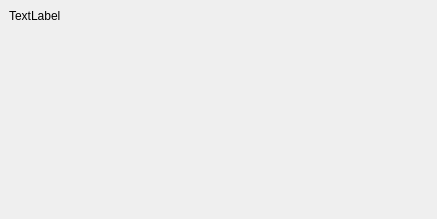
Old version of the form ui/popup_post.ui in the repository xfgryujk/ReadTheWeibo.
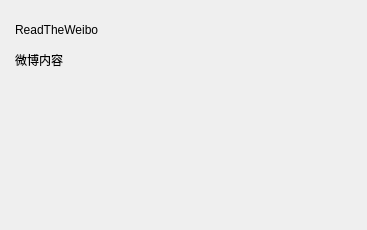
New version of the form. Icons and pictures are not drawn.

```diff
--- a/ui/popup_post.ui
+++ b/ui/popup_post.ui
@@ -2,26 +2,130 @@
 <ui version="4.0">
  <class>PopupPost</class>
  <widget class="QMainWindow" name="PopupPost">
+  <property name="enabled">
+   <bool>true</bool>
+  </property>
   <property name="geometry">
    <rect>
     <x>0</x>
     <y>0</y>
-    <width>437</width>
-    <height>219</height>
+    <width>367</width>
+    <height>230</height>
    </rect>
   </property>
   <property name="windowTitle">
    <string/>
   </property>
   <property name="windowOpacity">
-   <double>1.000000000000000</double>
+   <double>0.000000000000000</double>
+  </property>
+  <property name="autoFillBackground">
+   <bool>false</bool>
+  </property>
+  <property name="styleSheet">
+   <string notr="true">#centralwidget {
+    border-image: url(:/image/bg.png) 30 repeat;
+    border: 30;
+}
+</string>
   </property>
   <widget class="QWidget" name="centralwidget">
    <layout class="QVBoxLayout" name="verticalLayout">
+    <property name="leftMargin">
+     <number>15</number>
+    </property>
+    <property name="topMargin">
+     <number>15</number>
+    </property>
+    <property name="rightMargin">
+     <number>15</number>
+    </property>
+    <property name="bottomMargin">
+     <number>15</number>
+    </property>
     <item>
-     <widget class="QLabel" name="label">
+     <layout class="QHBoxLayout" name="horizontalLayout">
+      <property name="spacing">
+       <number>7</number>
+      </property>
+      <property name="sizeConstraint">
+       <enum>QLayout::SetDefaultConstraint</enum>
+      </property>
+      <property name="topMargin">
+       <number>0</number>
+      </property>
+      <item>
+       <widget class="QLabel" name="label">
+        <property name="text">
+         <string>ReadTheWeibo</string>
+        </property>
+        <property name="textFormat">
+         <enum>Qt::PlainText</enum>
+        </property>
+       </widget>
+      </item>
+      <item>
+       <widget class="QPushButton" name="close_button">
+        <property name="sizePolicy">
+         <sizepolicy hsizetype="Fixed" vsizetype="Fixed">
+          <horstretch>0</horstretch>
+          <verstretch>0</verstretch>
+         </sizepolicy>
+        </property>
+        <property name="minimumSize">
+         <size>
+          <width>30</width>
+          <height>30</height>
+         </size>
+        </property>
+        <property name="maximumSize">
+         <size>
+          <width>30</width>
+          <height>30</height>
+         </size>
+        </property>
+        <property name="baseSize">
+         <size>
+          <width>0</width>
+          <height>0</height>
+         </size>
+        </property>
+        <property name="cursor">
+         <cursorShape>PointingHandCursor</cursorShape>
+        </property>
+        <property name="focusPolicy">
+         <enum>Qt::NoFocus</enum>
+        </property>
+        <property name="layoutDirection">
+         <enum>Qt::LeftToRight</enum>
+        </property>
+        <property name="styleSheet">
+         <string notr="true"/>
+        </property>
+        <property name="text">
+         <string/>
+        </property>
+        <property name="icon">
+         <iconset resource="res.qrc">
+          <normaloff>:/image/close.png</normaloff>:/image/close.png</iconset>
+        </property>
+        <property name="flat">
+         <bool>true</bool>
+        </property>
+       </widget>
+      </item>
+     </layout>
+    </item>
+    <item>
+     <widget class="QLabel" name="content_view">
+      <property name="sizePolicy">
+       <sizepolicy hsizetype="Preferred" vsizetype="Expanding">
+        <horstretch>0</horstretch>
+        <verstretch>0</verstretch>
+       </sizepolicy>
+      </property>
       <property name="text">
-       <string>TextLabel</string>
+       <string>微博内容</string>
       </property>
       <property name="textFormat">
        <enum>Qt::AutoText</enum>
```
Left out of the diff: 25 changed lines with no effect on the pictures.
